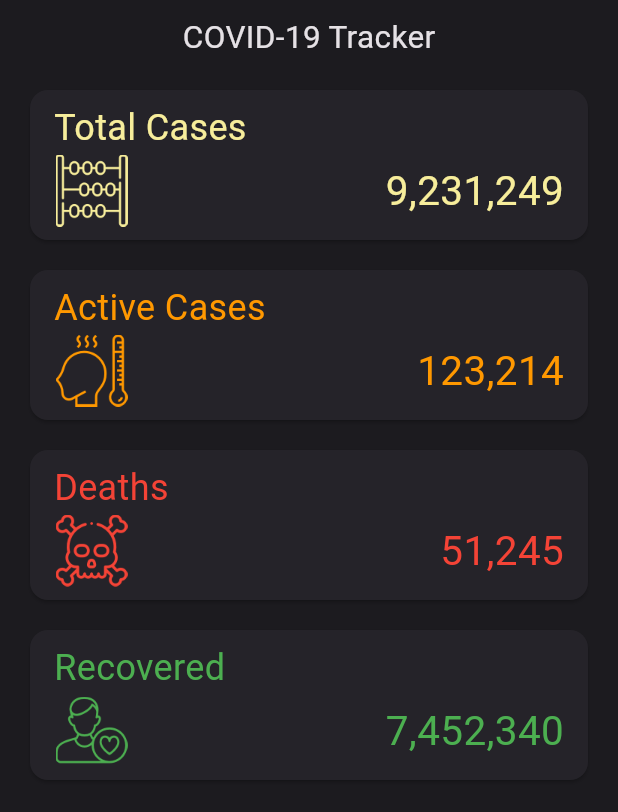
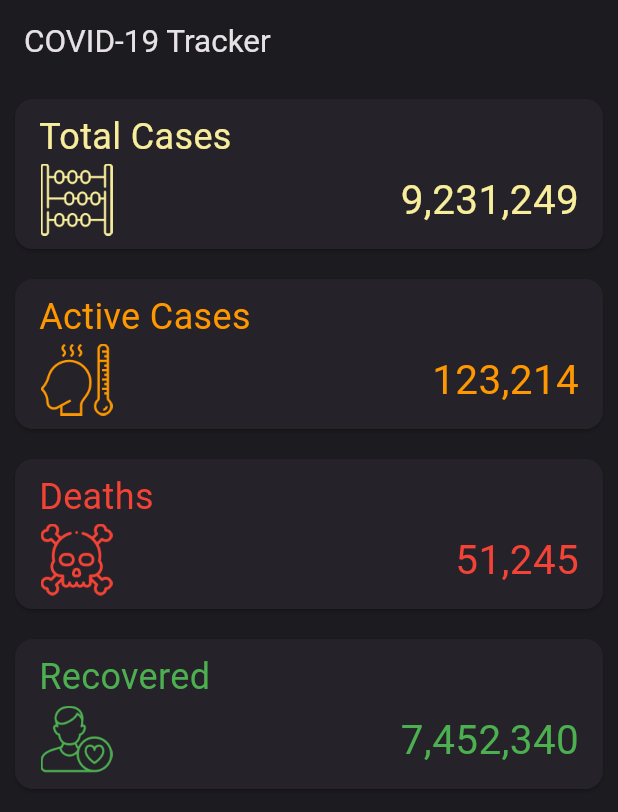
Before and after one commit to ura257/flutter-ui-challenges, a Flutter app: the screen it shows after launch, on a phone screen of 412 x 824 dp. Shown: the top 812 px of the screen. Run offline on Flutter 3.47's test engine with Material 3 defaults, Android fonts, the phone set to English and light mode, and no system bars; our stand-ins replace flutter_svg; missing offline and left inert: page_flip_builder.

Commit message:
[#2]Docs: ListView.builder로 구현

```diff
--- a/ui_004_covid_19_tracker/lib/const/app_theme.dart
+++ b/ui_004_covid_19_tracker/lib/const/app_theme.dart
@@ -16,8 +16,20 @@ class AppTheme {
         bodyLarge: AppTextStyles.cardTitle,
         bodyMedium: AppTextStyles.cardBody,
       ),
+      // AppBar
+      appBarTheme: AppBarStyles.theme,
     );
   }
+}//AppTheme
+
+class AppBarStyles{
+  static const AppBarTheme theme = AppBarTheme(
+    backgroundColor: AppColor.background,
+    foregroundColor: AppColor.white,
+    elevation: 0.0,
+    titleTextStyle: AppTextStyles.title,
+  );
+
 }
 
 class AppTextStyles {
@@ -36,4 +48,4 @@ class AppTextStyles {
     fontWeight: FontWeight.w400,
     color: AppColor.white,
   );
-}
+}//AppTextStyles
--- /dev/null
+++ b/ui_004_covid_19_tracker/lib/data_temp.dart
@@ -0,0 +1,43 @@
+import 'package:flutter/material.dart';
+import 'package:ui_004_covid_19_tracker/const/color.dart';
+
+class CovidData {
+  final String category; // 전체 사례, 활성 사례, 사망, 회복자 표시
+  final String imgPath; // 아이콘 위치(경로)
+  final String dataValue; // 데이터 수치
+  final Color dataColor; // 데이터 칼라
+
+  CovidData({
+    required this.category,
+    required this.imgPath,
+    required this.dataValue,
+    required this.dataColor,
+  });
+}
+
+List<CovidData> covidDataList = [
+  CovidData(
+    category: 'Total Cases',
+    imgPath: 'asset/images/count.png',
+    dataValue: '9,231,249',
+    dataColor: AppColor.yellow,
+  ),
+  CovidData(
+    category: 'Active Cases',
+    imgPath: 'asset/images/fever.png',
+    dataValue: '123,214',
+    dataColor: Colors.orange,
+  ),
+  CovidData(
+    category: 'Deaths',
+    imgPath: 'asset/images/death.png',
+    dataValue: '51,245',
+    dataColor: Colors.red,
+  ),
+  CovidData(
+    category: 'Recovered',
+    imgPath: 'asset/images/patient.png',
+    dataValue: '7,452,340',
+    dataColor: Colors.green,
+  ),
+];
--- /dev/null
+++ b/ui_004_covid_19_tracker/lib/home_list.dart
@@ -0,0 +1,38 @@
+import 'package:flutter/material.dart';
+import 'package:ui_004_covid_19_tracker/component/card.dart';
+import 'package:ui_004_covid_19_tracker/data_temp.dart';
+
+class HomeList extends StatelessWidget {
+  const HomeList({super.key});
+
+  @override
+  Widget build(BuildContext context) {
+    return Scaffold(
+      appBar: AppBar(
+        title: const Text(
+          'COVID-19 Tracker',
+        ),
+      ),
+      //**ListView나 SingleChildScrollView가 Column 안에 있으면 오류 발생!(스크롤 가능한 위젯이 다른 스크롤 가능한 위젯 안에 중첩되어 있는 경우) */
+      // 이슈1. 화면에 목록 미출력 : Column으로 정리했던 타이틀과 카드목록을 AppBar와 body로 분리하여 재정리
+      //**ListView.Builder는 자식 위젯의 사이즈를 제어하지 않음, 자식 위젯 크기 무제한 확장 가능(SizedBox, Container로 지정한 가로 길이가 적용되지 않음) */
+      // 이슈2. 카드 길이 고정안됨 : ListView.Builder를 SizedBox로 랩핑하여 카드의 가로 길이 고정하기
+      body: Center(
+        child: SizedBox(
+          width: 580,
+          child: ListView.builder(
+            itemCount: covidDataList.length,
+            itemBuilder: (context, index) {
+              return CardCovid(
+                category: covidDataList[index].category,
+                imgPath: covidDataList[index].imgPath,
+                dataValue: covidDataList[index].dataValue,
+                dataColor: covidDataList[index].dataColor,
+              );
+            },
+          ),
+        ),
+      ),
+    );
+  }
+}
--- a/ui_004_covid_19_tracker/lib/main.dart
+++ b/ui_004_covid_19_tracker/lib/main.dart
@@ -1,6 +1,7 @@
 import 'package:flutter/material.dart';
 import 'package:ui_004_covid_19_tracker/const/app_theme.dart';
 import 'package:ui_004_covid_19_tracker/home.dart';
+import 'package:ui_004_covid_19_tracker/home_list.dart';
 
 void main() {
   runApp(const MyApp());
@@ -15,7 +16,10 @@ class MyApp extends StatelessWidget {
       title: 'UI Challenges Demo',
       theme: AppTheme.getAppTheme(),
       debugShowCheckedModeBanner: false,
-      home: const Home(),
+      // 1. SingleChildScrollView
+      // home: const Home(),
+      // 2. ListView.builder
+      home: const HomeList(),
     );
   }
 }
```
